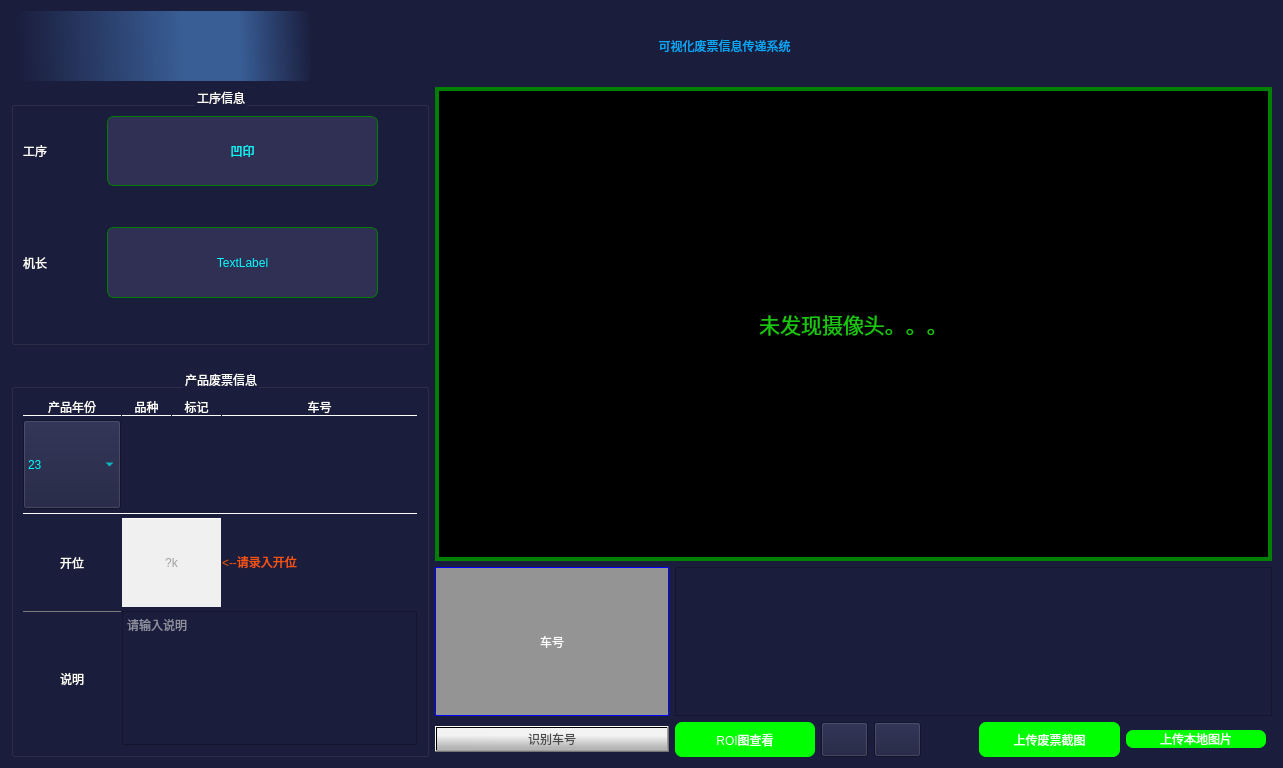
First picture: the form in mainWindow.ui, repository yangyi1976/visualProductPass, before the edit.
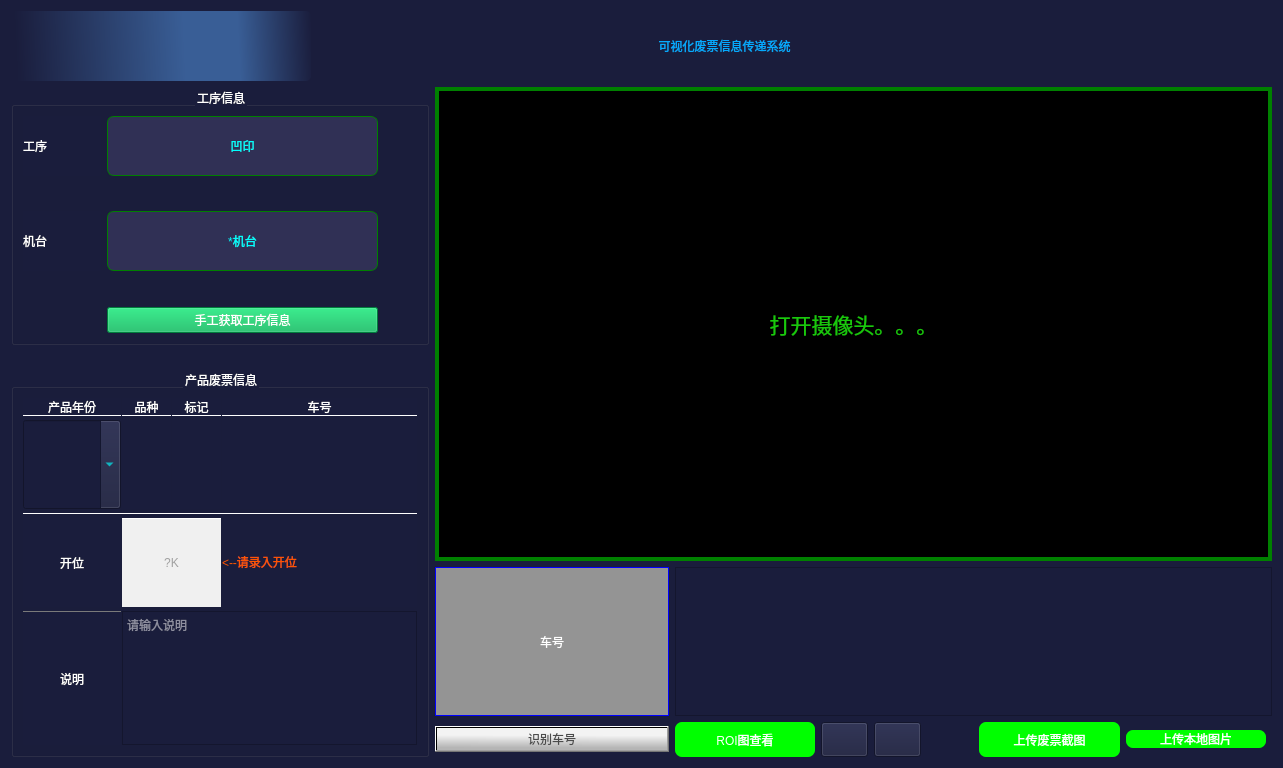
Second picture: the form after the edit. Icons and pictures are not drawn.

The edit to the form file:
```diff
--- a/mainWindow.ui
+++ b/mainWindow.ui
@@ -148,19 +148,12 @@
          <property name="alignment">
           <set>Qt::AlignCenter</set>
          </property>
-         <layout class="QGridLayout" name="gridLayout_4" rowstretch="2,1,2,1" columnstretch="2,7,1" columnminimumwidth="0,0,0">
-          <item row="2" column="0">
-           <widget class="QLabel" name="label_3">
-            <property name="styleSheet">
-             <string notr="true">font: 75 14pt &quot;微软雅黑&quot;;</string>
-            </property>
-            <property name="text">
-             <string>机长</string>
-            </property>
-           </widget>
-          </item>
+         <layout class="QGridLayout" name="gridLayout_4" rowstretch="2,1,2,1,0" columnstretch="2,7,1" columnminimumwidth="0,0,0">
           <item row="2" column="1">
            <widget class="QLabel" name="lbMachineLeader">
+            <property name="enabled">
+             <bool>true</bool>
+            </property>
             <property name="styleSheet">
              <string notr="true">background-color: rgb(48, 48, 85);
 border-radius:7px;
@@ -169,7 +162,7 @@
 font: 36pt &quot;幼圆&quot;;</string>
             </property>
             <property name="text">
-             <string>TextLabel</string>
+             <string>*机台</string>
             </property>
             <property name="alignment">
              <set>Qt::AlignCenter</set>
@@ -189,6 +182,16 @@
             </property>
            </spacer>
           </item>
+          <item row="2" column="0">
+           <widget class="QLabel" name="label_3">
+            <property name="styleSheet">
+             <string notr="true">font: 75 14pt &quot;微软雅黑&quot;;</string>
+            </property>
+            <property name="text">
+             <string>机台</string>
+            </property>
+           </widget>
+          </item>
           <item row="0" column="0">
            <widget class="QLabel" name="label_2">
             <property name="styleSheet">
@@ -255,6 +258,25 @@
             </property>
            </spacer>
           </item>
+          <item row="4" column="1">
+           <widget class="QPushButton" name="btnGetWorkseqInfo">
+            <property name="styleSheet">
+             <string notr="true"> 
+
+QPushButton{background-color: rgb(0, 177, 85);}
+:pressed
+{ 
+ padding-left:3px;
+ padding-top:3px;
+}
+ 
+</string>
+            </property>
+            <property name="text">
+             <string>手工获取工序信息</string>
+            </property>
+           </widget>
+          </item>
          </layout>
         </widget>
        </item>
@@ -351,11 +373,14 @@
 
 </string>
               </property>
+              <property name="editable">
+               <bool>true</bool>
+              </property>
               <property name="currentText">
-               <string>23</string>
+               <string/>
               </property>
               <property name="currentIndex">
-               <number>1</number>
+               <number>-1</number>
               </property>
               <property name="maxCount">
                <number>5</number>
@@ -363,21 +388,6 @@
               <property name="insertPolicy">
                <enum>QComboBox::InsertAtBottom</enum>
               </property>
-              <item>
-               <property name="text">
-                <string>22</string>
-               </property>
-              </item>
-              <item>
-               <property name="text">
-                <string>23</string>
-               </property>
-              </item>
-              <item>
-               <property name="text">
-                <string>24</string>
-               </property>
-              </item>
              </widget>
             </item>
             <item row="3" column="0">
@@ -475,6 +485,9 @@
 font: 40pt &quot;黑体&quot;;
 border-top:1px solid white;</string>
               </property>
+              <property name="inputMask">
+               <string/>
+              </property>
               <property name="maxLength">
                <number>2</number>
               </property>
@@ -482,7 +495,7 @@
                <set>Qt::AlignCenter</set>
               </property>
               <property name="placeholderText">
-               <string>?k</string>
+               <string>?K</string>
               </property>
               <property name="cursorMoveStyle">
                <enum>Qt::VisualMoveStyle</enum>
@@ -619,7 +632,7 @@
 background-color: rgb(0, 0, 0);</string>
          </property>
          <property name="text">
-          <string>&lt;html&gt;&lt;head/&gt;&lt;body&gt;&lt;p&gt;&lt;span style=&quot; font-size:16pt; color:#19c80c;&quot;&gt;未发现摄像头。。。&lt;/span&gt;&lt;/p&gt;&lt;/body&gt;&lt;/html&gt;</string>
+          <string>&lt;html&gt;&lt;head/&gt;&lt;body&gt;&lt;p&gt;&lt;span style=&quot; font-size:16pt; color:#19c80c;&quot;&gt;打开摄像头。。。&lt;/span&gt;&lt;/p&gt;&lt;/body&gt;&lt;/html&gt;</string>
          </property>
          <property name="alignment">
           <set>Qt::AlignCenter</set>
```
Left out of the diff: 54 changed lines with no effect on the pictures.
